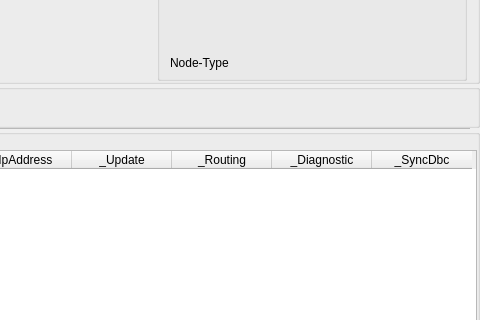
Before: the Qt Designer form opensyde_tool/src/system_definition/node_edit/C_SdNdeNodePropertiesWidget.ui in tylerwagler/openSYDE, drawn with Qt 5; both pictures show x 343 to 823 and y 335 to 655 of the 823 by 836 pixel window.
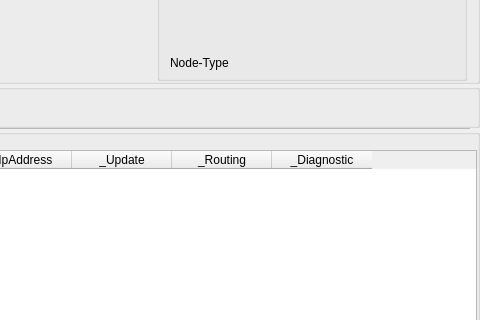
After: the same form once the commit is applied. Custom widgets are drawn as their Qt base class.

Commit message: gui/core: remove the Sync DBC column and the per-interface DBC sync feature

```diff
--- a/opensyde_tool/src/system_definition/node_edit/C_SdNdeNodePropertiesWidget.ui
+++ b/opensyde_tool/src/system_definition/node_edit/C_SdNdeNodePropertiesWidget.ui
@@ -1310,11 +1310,6 @@
           <string>_Diagnostic</string>
          </property>
         </column>
-        <column>
-         <property name="text">
-          <string>_SyncDbc</string>
-         </property>
-        </column>
        </widget>
       </item>
       <item>
```
The commit also changes 11 other files.
